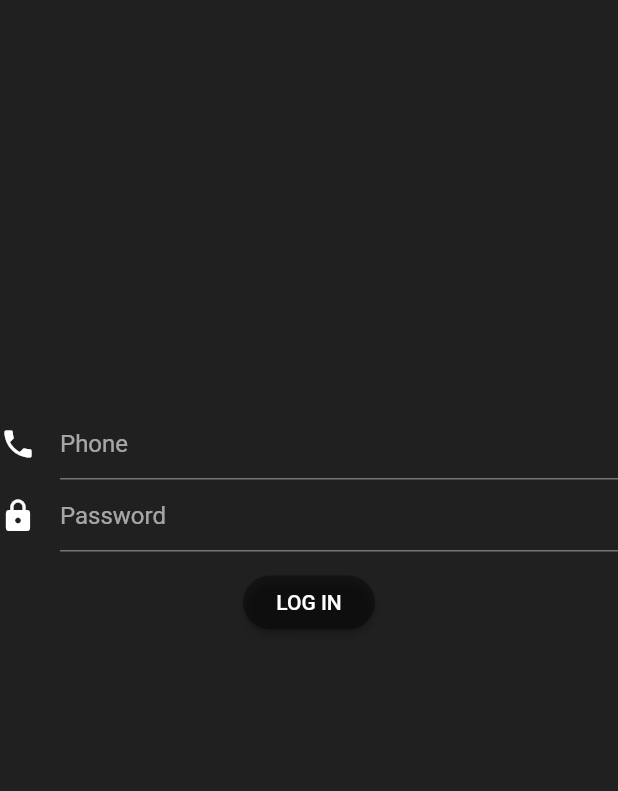
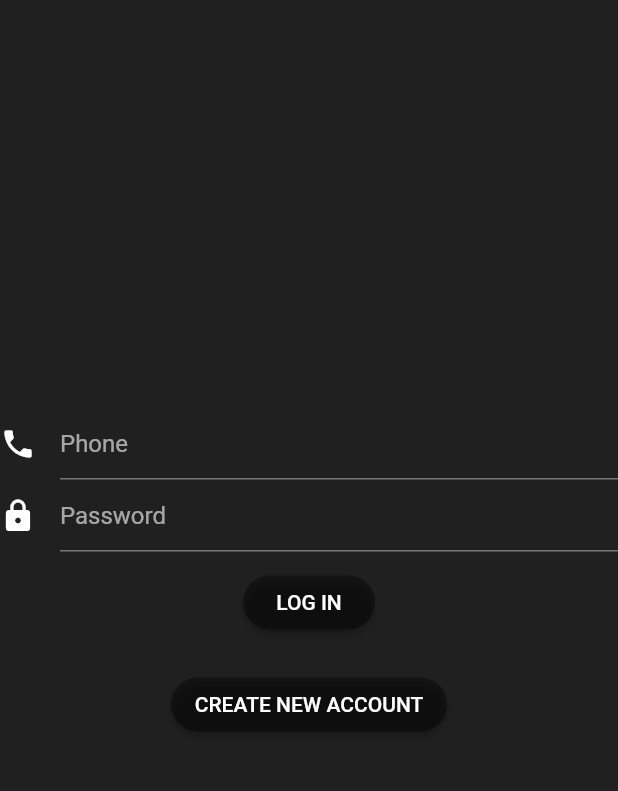
Before and after one commit to DimitriusD/bright_mobile, a Flutter app: the screen it shows after launch, on a phone screen of 412 x 824 dp, the part 278-1069 px from its top. Run offline on Flutter 3.47's test engine with Material 2 defaults, Android fonts, the phone set to English and light mode, and no system bars.

```diff
--- a/lib/screens/login/LoginScreen.dart
+++ b/lib/screens/login/LoginScreen.dart
@@ -95,7 +95,22 @@ class LoginScreen extends StatelessWidget {
                             shape: StadiumBorder(),
                           ),
                         ),
-                      )
+                      ),
+                    Padding(
+                      padding: const EdgeInsets.symmetric(vertical: 10),
+                      child: Center(
+                        child: MaterialButton(
+                          color: Colors.black38,
+                          onPressed: (){
+                            Navigator.pushNamed(context, "/register");
+                          },
+                          child: Text(
+                              "CREATE NEW ACCOUNT"
+                          ),
+                          shape: StadiumBorder(),
+                        ),
+                      ),
+                    )
                   ],
                 ),
               ),
```
Also changed, not shown: lib/screens/register/register_screen.dart (added, +9 -0 lines).
